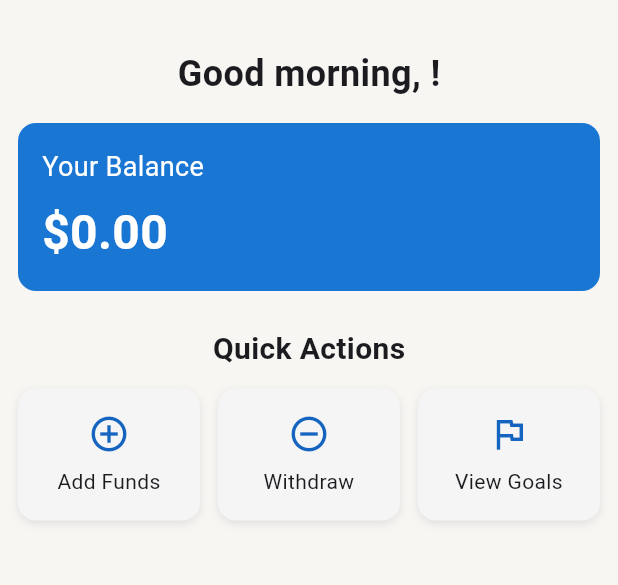
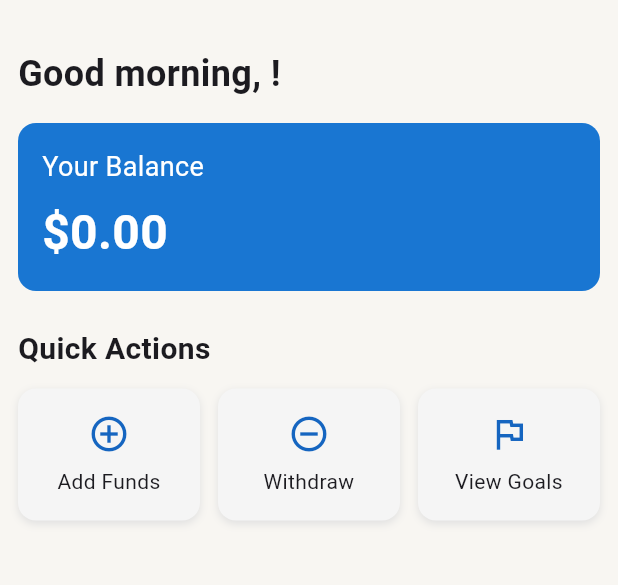
Before and after one commit to CTBen-tech/studbank, a Flutter app: the screen it shows once a user with an empty profile is signed in, on a phone screen of 412 x 824 dp, the part 84-669 px from its top. Run offline on Flutter 3.47's test engine with Material 3 defaults, Android fonts, the phone set to English and light mode, and no system bars; our stand-ins replace cloud_firestore, firebase_auth, firebase_core, fl_chart; accounts and stored records are empty.

Commit message:
sfited text to the left

```diff
--- a/lib/pages/dashboard.dart
+++ b/lib/pages/dashboard.dart
@@ -76,10 +76,17 @@ class _DashboardPageState extends State<DashboardPage> {
           child: Column(
             children: [
               const SizedBox(height: 32),
-              Text(
-                '${_getGreeting()}, ${user?.displayName ?? 'Guest'}!',
-                style: const TextStyle(fontSize: 24, fontWeight: FontWeight.bold),
-              ),
+              Padding(
+                  padding: const EdgeInsets.symmetric(horizontal: 12),
+                  child: Align(
+                    alignment: Alignment.centerLeft,
+                    child: Text(
+                      '${_getGreeting()}, ${user?.displayName ?? 'Guest'}!',
+                      style: const TextStyle(fontSize: 24, fontWeight: FontWeight.bold),
+                    ),
+                  ),
+                ),
+
               const SizedBox(height: 16),
 
               // 🔢 Real-time balance from Firestore
@@ -127,10 +134,17 @@ class _DashboardPageState extends State<DashboardPage> {
               ),
 
               const SizedBox(height: 24),
-              const Text(
-                'Quick Actions',
-                style: TextStyle(fontSize: 20, fontWeight: FontWeight.bold),
+              const Padding(
+                padding: EdgeInsets.symmetric(horizontal: 12),
+                child: Align(
+                  alignment: Alignment.centerLeft,
+                  child: Text(
+                    'Quick Actions',
+                    style: TextStyle(fontSize: 20, fontWeight: FontWeight.bold),
+                  ),
+                ),
               ),
+
               const SizedBox(height: 12),
 
               // 🚀 Action cards
```
